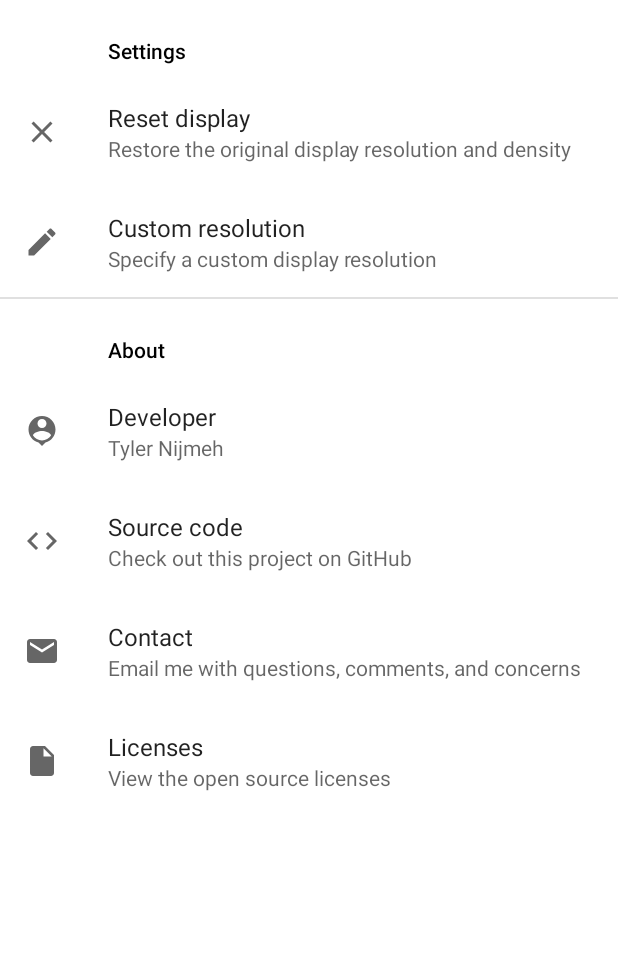
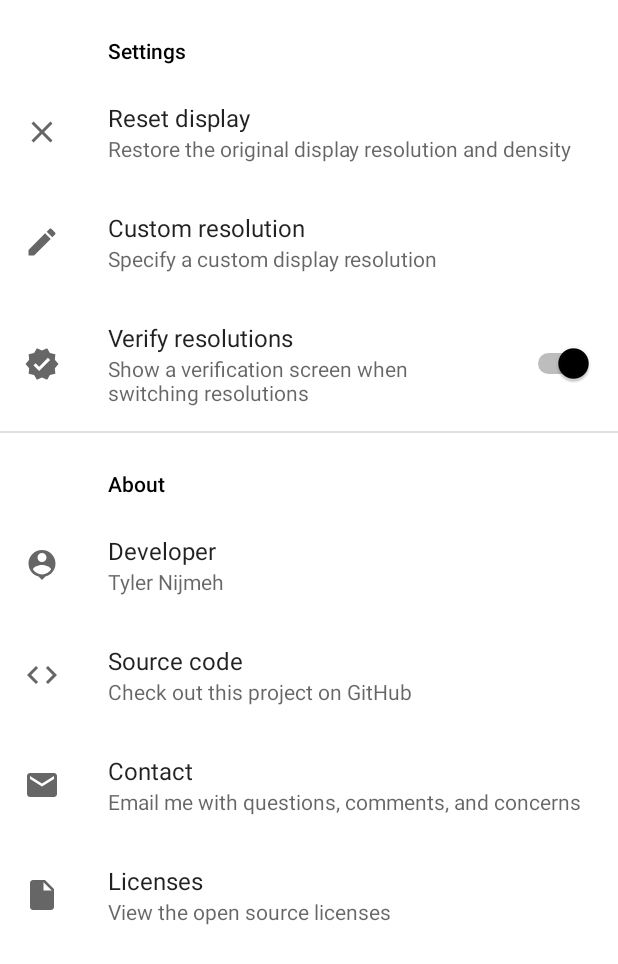
Before and after one commit to tytydraco/Purr, an Android app: the screen it shows after launch (SettingsActivity), after a tap on "Settings", on a phone screen of 412 x 824 dp. Shown: the top 964 px of the screen. Run offline under Robolectric (Android 15) with nearby library versions, the phone set to English and light mode, and no system bars; our stand-ins replace androidx.preference.

Commit message:
Verify resolutions setting
Signed-off-by: tytydraco <tylernij@gmail.com>

```diff
--- a/app/src/main/java/com/draco/sated/views/ResolutionActivity.kt
+++ b/app/src/main/java/com/draco/sated/views/ResolutionActivity.kt
@@ -1,6 +1,7 @@
 package com.draco.sated.views
 
 import android.content.Intent
+import android.content.SharedPreferences
 import android.os.Bundle
 import android.widget.ImageButton
 import android.widget.ImageView
@@ -8,6 +9,7 @@ import androidx.activity.viewModels
 import androidx.appcompat.app.AppCompatActivity
 import androidx.core.content.ContextCompat
 import androidx.core.graphics.drawable.toBitmap
+import androidx.preference.PreferenceManager
 import com.bumptech.glide.Glide
 import com.draco.sated.R
 import com.draco.sated.viewmodels.ResolutionActivityViewModel
@@ -21,9 +23,13 @@ class ResolutionActivity : AppCompatActivity() {
     private lateinit var sampleImage: ImageView
     private lateinit var resSlider: Slider
 
+    private lateinit var sharedPreferences: SharedPreferences
+
     override fun onCreate(savedInstanceState: Bundle?) {
         super.onCreate(savedInstanceState)
         setContentView(R.layout.activity_resolution)
+
+        sharedPreferences = PreferenceManager.getDefaultSharedPreferences(this)
 
         settings = findViewById(R.id.settings)
         sampleImage = findViewById(R.id.sample_image)
@@ -56,7 +62,7 @@ class ResolutionActivity : AppCompatActivity() {
             override fun onStopTrackingTouch(slider: Slider) {
                 viewModel.scaleDisplay(slider.value)
 
-                if (slider.value != 100f) {
+                if (sharedPreferences.getBoolean(getString(R.string.pref_verify_key), true) && slider.value != 100f) {
                     val intent = Intent(this@ResolutionActivity, VerifyActivity::class.java)
                     startActivity(intent)
                 }
--- /dev/null
+++ b/app/src/main/res/drawable/ic_baseline_verified_24.xml
@@ -0,0 +1,10 @@
+<vector xmlns:android="http://schemas.android.com/apk/res/android"
+    android:width="24dp"
+    android:height="24dp"
+    android:viewportWidth="24"
+    android:viewportHeight="24"
+    android:tint="?attr/colorControlNormal">
+  <path
+      android:fillColor="@android:color/white"
+      android:pathData="M23,12l-2.44,-2.79l0.34,-3.69l-3.61,-0.82L15.4,1.5L12,2.96L8.6,1.5L6.71,4.69L3.1,5.5L3.44,9.2L1,12l2.44,2.79l-0.34,3.7l3.61,0.82L8.6,22.5l3.4,-1.47l3.4,1.46l1.89,-3.19l3.61,-0.82l-0.34,-3.69L23,12zM10.09,16.72l-3.8,-3.81l1.48,-1.48l2.32,2.33l5.85,-5.87l1.48,1.48L10.09,16.72z"/>
+</vector>
--- a/app/src/main/res/values/strings.xml
+++ b/app/src/main/res/values/strings.xml
@@ -36,6 +36,10 @@
     <string name="pref_custom_resolution_summary">Specify a custom display resolution</string>
     <string name="pref_custom_resolution_key">custom_resolution</string>
 
+    <string name="pref_verify_title">Verify resolutions</string>
+    <string name="pref_verify_summary">Show a verification screen when switching resolutions</string>
+    <string name="pref_verify_key">verify</string>
+
     <string name="pref_developer_title">Developer</string>
     <string name="pref_developer_summary">Tyler Nijmeh</string>
     <string name="pref_developer_key">developer</string>
--- a/app/src/main/res/xml/settings.xml
+++ b/app/src/main/res/xml/settings.xml
@@ -11,6 +11,12 @@
             android:summary="@string/pref_custom_resolution_summary"
             android:key="@string/pref_custom_resolution_key"
             android:icon="@drawable/ic_baseline_edit_24" />
+        <SwitchPreference
+            android:title="@string/pref_verify_title"
+            android:summary="@string/pref_verify_summary"
+            android:key="@string/pref_verify_key"
+            android:icon="@drawable/ic_baseline_verified_24"
+            android:defaultValue="true" />
     </PreferenceCategory>
     <PreferenceCategory android:title="@string/about">
         <Preference
```
